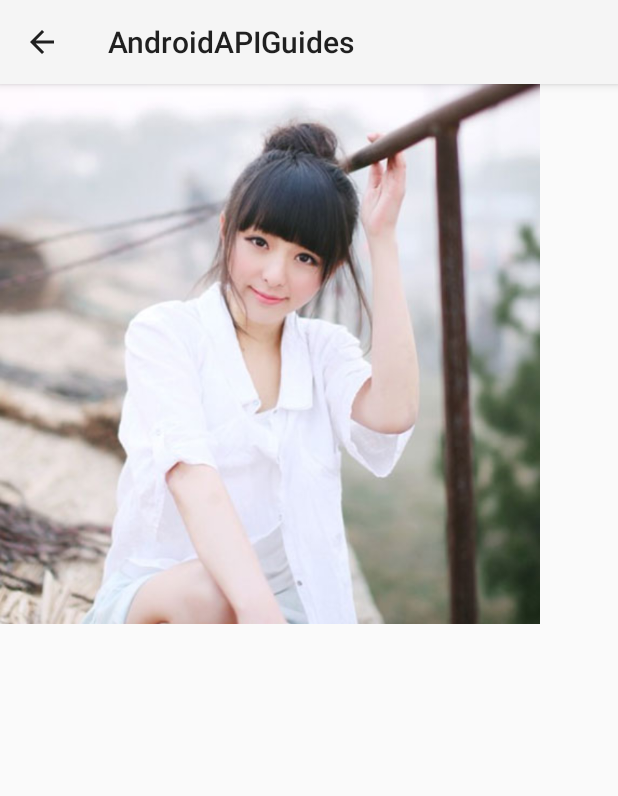
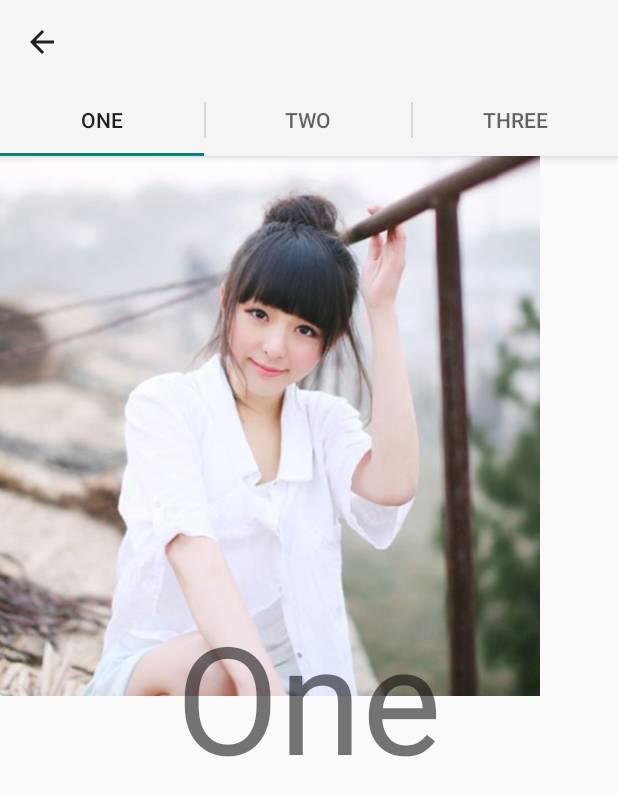
Before and after one commit to neo2470/AndroidAPIGuides, an Android app: the ActionBarActivity screen opened directly, with no data from a screen before it, on a phone screen of 412 x 824 dp. Shown: the top 796 px of the screen. Run offline under Robolectric (Android 15) with nearby library versions, the phone set to English and light mode, and no system bars; 1 statement that could not run was skipped.

Commit message:
Finish Action Bar

```diff
--- a/app/src/main/java/com/alex/androidapiguides/ActionBarActivity.java
+++ b/app/src/main/java/com/alex/androidapiguides/ActionBarActivity.java
@@ -2,6 +2,8 @@ package com.alex.androidapiguides;
 
 import android.app.ActionBar;
 import android.app.Activity;
+import android.app.Fragment;
+import android.app.FragmentTransaction;
 import android.app.TaskStackBuilder;
 import android.content.Intent;
 import android.os.Bundle;
@@ -10,6 +12,10 @@ import android.view.MenuInflater;
 import android.view.MenuItem;
 import android.widget.ShareActionProvider;
 import android.widget.Toast;
+
+import com.alex.fragment.TabOneFragment;
+import com.alex.fragment.TabThreeFragment;
+import com.alex.fragment.TabTwoFragment;
 
 /**
  * Created by alex on 15-4-16.
@@ -23,6 +29,25 @@ public class ActionBarActivity extends Activity implements MenuItem.OnActionExpa
         setContentView(R.layout.activity_action_bar);
         ActionBar actionBar = getActionBar();
         actionBar.setDisplayHomeAsUpEnabled(true);
+
+        // Add Navigation Tab
+        actionBar.setNavigationMode(ActionBar.NAVIGATION_MODE_TABS);
+        actionBar.setDisplayShowTitleEnabled(false);
+
+        ActionBar.Tab tab = actionBar.newTab()
+                .setText("One")
+                .setTabListener(new TabListener<TabOneFragment>("One", TabOneFragment.class));
+        actionBar.addTab(tab);
+
+        tab = actionBar.newTab()
+                .setText("Two")
+                .setTabListener(new TabListener<TabTwoFragment>("Two", TabTwoFragment.class));
+        actionBar.addTab(tab);
+
+        tab = actionBar.newTab()
+                .setText("Three")
+                .setTabListener(new TabListener<TabThreeFragment>("Three", TabThreeFragment.class));
+        actionBar.addTab(tab);
     }
 
     @Override
@@ -85,4 +110,38 @@ public class ActionBarActivity extends Activity implements MenuItem.OnActionExpa
         intent.setType("image/*");
         return intent;
     }
+
+    private class TabListener<T extends Fragment> implements ActionBar.TabListener {
+
+        public TabListener(String tag, Class<T> clz) {
+            mTag = tag;
+            mClass = clz;
+        }
+
+        @Override
+        public void onTabSelected(ActionBar.Tab tab, FragmentTransaction ft) {
+            if (null == mFragment) {
+                mFragment = Fragment.instantiate(ActionBarActivity.this, mClass.getName());
+                ft.add(android.R.id.content, mFragment, mTag);
+            } else {
+                ft.attach(mFragment);
+            }
+        }
+
+        @Override
+        public void onTabUnselected(ActionBar.Tab tab, FragmentTransaction ft) {
+            if(null != mFragment) {
+                ft.detach(mFragment);
+            }
+        }
+
+        @Override
+        public void onTabReselected(ActionBar.Tab tab, FragmentTransaction ft) {
+
+        }
+
+        private Fragment mFragment;
+        private final Class<T> mClass;
+        private String mTag;
+    }
 }
--- /dev/null
+++ b/app/src/main/java/com/alex/fragment/TabOneFragment.java
@@ -0,0 +1,29 @@
+package com.alex.fragment;
+
+import android.app.Fragment;
+import android.os.Bundle;
+import android.view.LayoutInflater;
+import android.view.View;
+import android.view.ViewGroup;
+import android.widget.TextView;
+
+import com.alex.androidapiguides.R;
+
+/**
+ * Created by alex on 15-4-17.
+ */
+public class TabOneFragment extends Fragment{
+
+    @Override
+    public View onCreateView(LayoutInflater inflater, ViewGroup container, Bundle savedInstanceState) {
+        return inflater.inflate(R.layout.tab_fragment, container, false);
+    }
+
+    @Override
+    public void onActivityCreated(Bundle savedInstanceState) {
+        super.onActivityCreated(savedInstanceState);
+
+        TextView tv = (TextView) getActivity().findViewById(R.id.content);
+        tv.setText("One");
+    }
+}
--- /dev/null
+++ b/app/src/main/res/layout/tab_fragment.xml
@@ -0,0 +1,14 @@
+<?xml version="1.0" encoding="utf-8"?>
+<LinearLayout xmlns:android="http://schemas.android.com/apk/res/android"
+    android:orientation="vertical" android:layout_width="match_parent"
+    android:layout_height="match_parent">
+
+    <TextView
+        android:id="@+id/content"
+        android:layout_width="match_parent"
+        android:layout_height="match_parent"
+        android:text="One"
+        android:gravity="center"
+        android:textSize="100sp"/>
+
+</LinearLayout>
--- a/app/src/main/res/menu/action_bar_menu.xml
+++ b/app/src/main/res/menu/action_bar_menu.xml
@@ -11,7 +11,7 @@
     <item
         android:id="@+id/share"
         android:icon="@android:drawable/ic_menu_share"
-        android:title="Sahre"
+        android:title="Share"
         android:showAsAction="ifRoom"
         android:actionProviderClass="android.widget.ShareActionProvider"/>
 
```
Also changed, not shown: app/src/main/java/com/alex/fragment/TabThreeFragment.java (added, +29 -0 lines), app/src/main/java/com/alex/fragment/TabTwoFragment.java (added, +29 -0 lines).
